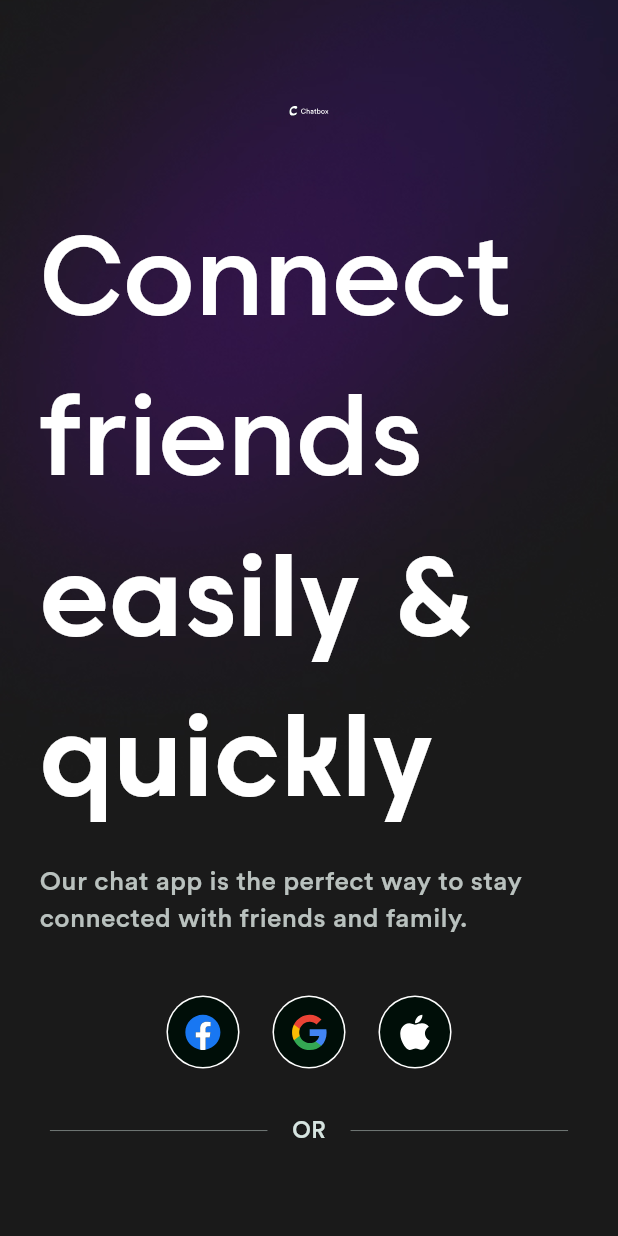
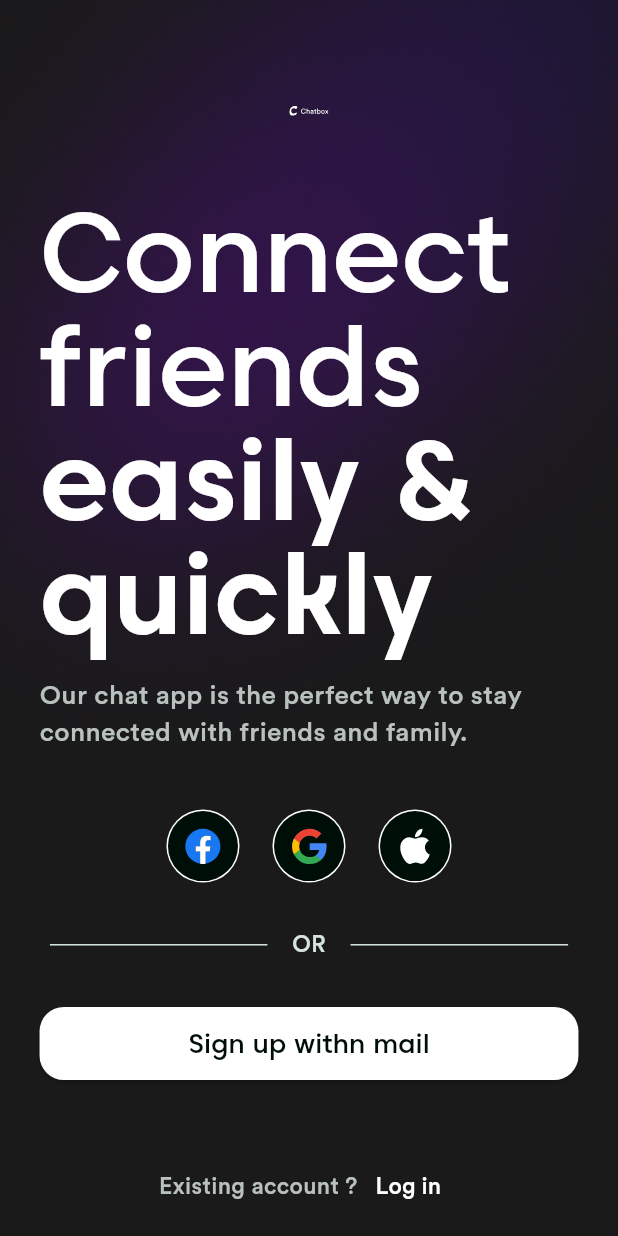
Before and after one commit to ahmedAdelElmelegy/ChatBox, a Flutter app: the screen it shows after launch, on a phone screen of 412 x 824 dp. Run offline on Flutter 3.47's test engine with Material 3 defaults, Android fonts, the phone set to English and light mode, and no system bars; our stand-ins replace flutter_screenutil, flutter_svg, page_transition.

```diff
--- a/lib/core/theme/colors.dart
+++ b/lib/core/theme/colors.dart
@@ -6,9 +6,11 @@ class ColorManager {
   static const Color black = Color(0xff000E08);
   static const Color greydark = Color(0xffB9C1BE);
   static const Color primary = Color(0xff24786D);
+  static Color highlight = const Color(0xff58C3B6);
   static const Color greylight = Color(0xffF3F6F6);
   static const Color secondaryLight = Color(0xffD6E4E0);
   static const Color red = Color(0xffFF0000);
+  static const Color error = Color(0xffFF0000);
   static const Color primaryLight = Color(0xff81CBC2);
   static const Color secondary = Color(0xff20A090);
   static const Color lightDark = Color(0xffCDD1D0);
--- a/lib/core/theme/styles.dart
+++ b/lib/core/theme/styles.dart
@@ -8,11 +8,13 @@ class TextSTyles {
   static TextStyle f68CarosMeduimWhite = TextStyle(
     fontSize: 68.sp,
     fontFamily: 'Caros',
+    height: 1.h,
 
     color: ColorManager.white,
   );
   static TextStyle f68CarosboldWhite = TextStyle(
     fontSize: 68.sp,
+    height: 1.h,
     fontFamily: 'CarosBold',
     color: ColorManager.white,
   );
@@ -37,7 +39,7 @@ class TextSTyles {
     color: ColorManager.black,
   );
   // f18
-  static TextStyle f18CarosMediumBlack = TextStyle(
+  static TextStyle f18CarosBoldBlack = TextStyle(
     fontSize: 18.sp,
     fontFamily: 'CarosBold',
 
--- /dev/null
+++ b/lib/core/widgets/custom_btn.dart
@@ -0,0 +1,38 @@
+import 'package:chat_box/core/theme/colors.dart';
+import 'package:chat_box/core/theme/styles.dart';
+import 'package:flutter/material.dart';
+import 'package:flutter_screenutil/flutter_screenutil.dart';
+
+class CustomBtn extends StatelessWidget {
+  final Function()? onPress;
+  final String label;
+  final Color? color;
+  final Color? textColor;
+  const CustomBtn({
+    super.key,
+    this.onPress,
+    required this.label,
+    this.color,
+    this.textColor,
+  });
+
+  @override
+  Widget build(BuildContext context) {
+    return ElevatedButton(
+      style: ElevatedButton.styleFrom(
+        backgroundColor: color ?? ColorManager.primary,
+        shape: RoundedRectangleBorder(
+          borderRadius: BorderRadius.circular(16.r),
+        ),
+        minimumSize: Size(double.infinity, 48.h),
+      ),
+      onPressed: onPress,
+      child: Text(
+        label,
+        style: TextSTyles.f16CarosMediumBlack.copyWith(
+          color: textColor ?? ColorManager.white,
+        ),
+      ),
+    );
+  }
+}
--- /dev/null
+++ b/lib/core/widgets/navgate_widget.dart
@@ -0,0 +1,28 @@
+import 'package:chat_box/core/theme/styles.dart';
+import 'package:flutter/material.dart';
+
+class NavgateWidget extends StatelessWidget {
+  final String text;
+  final Function()? onPress;
+  final String label;
+  const NavgateWidget({
+    super.key,
+    required this.text,
+    this.onPress,
+    required this.label,
+  });
+
+  @override
+  Widget build(BuildContext context) {
+    return Row(
+      mainAxisAlignment: MainAxisAlignment.center,
+      children: [
+        Text(label, style: TextSTyles.f14CirStdMediumGreyDark),
+        TextButton(
+          onPressed: onPress,
+          child: Text(text, style: TextSTyles.f14CirStdMediumWhite),
+        ),
+      ],
+    );
+  }
+}
--- a/lib/core/widgets/social_icon.dart
+++ b/lib/core/widgets/social_icon.dart
@@ -1,4 +1,3 @@
-import 'package:chat_box/core/helpers/constants.dart';
 import 'package:chat_box/core/theme/colors.dart';
 import 'package:chat_box/core/widgets/svg_icon.dart';
 import 'package:flutter/material.dart';
@@ -6,17 +5,26 @@ import 'package:flutter_screenutil/flutter_screenutil.dart';
 
 class SocialIcon extends StatelessWidget {
   final String icon;
-  const SocialIcon({super.key, required this.icon});
+  final Color? bagroundColor;
+  final Color? iconColor;
+  final Color? strokeColor;
+  const SocialIcon({
+    super.key,
+    required this.icon,
+    this.bagroundColor,
+    this.iconColor,
+    this.strokeColor,
+  });
 
   @override
   Widget build(BuildContext context) {
     return CircleAvatar(
       radius: 24.r,
-      backgroundColor: ColorManager.white,
+      backgroundColor: strokeColor ?? ColorManager.white,
       child: CircleAvatar(
-        backgroundColor: ColorManager.black,
+        backgroundColor: bagroundColor ?? ColorManager.black,
         radius: 23.r,
-        child: SvgIcon(icon: icon),
+        child: SvgIcon(icon: icon, color: iconColor),
       ),
     );
   }
--- a/lib/feature/on_boarding/ui/on_boarding_screen.dart
+++ b/lib/feature/on_boarding/ui/on_boarding_screen.dart
@@ -1,11 +1,15 @@
 import 'package:chat_box/core/helpers/constants.dart';
+import 'package:chat_box/core/helpers/extentions.dart';
 import 'package:chat_box/core/helpers/spacing.dart';
 import 'package:chat_box/core/theme/colors.dart';
-import 'package:chat_box/core/theme/styles.dart';
+import 'package:chat_box/core/widgets/custom_btn.dart';
+import 'package:chat_box/core/widgets/navgate_widget.dart';
 import 'package:chat_box/core/widgets/svg_icon.dart';
+import 'package:chat_box/feature/login/ui/login_screen.dart';
 import 'package:chat_box/feature/on_boarding/ui/widgets/on_boarding_titles.dart';
 import 'package:chat_box/feature/on_boarding/ui/widgets/or_widget.dart';
 import 'package:chat_box/feature/on_boarding/ui/widgets/social_icon_section.dart';
+import 'package:chat_box/feature/sign_up/ui/sign_up_screen.dart';
 import 'package:flutter/material.dart';
 import 'package:flutter_screenutil/flutter_screenutil.dart';
 
@@ -30,11 +34,28 @@ class OnBoardingScreen extends StatelessWidget {
               verticalSpace(61),
               SvgIcon(icon: Assets.iconsLogo),
               verticalSpace(43),
-              OnBoardingTitles(),
+              OnBoardingHeaders(),
               verticalSpace(38),
               SocialIconSection(),
               verticalSpace(30),
               ORWidget(),
+              verticalSpace(30),
+              CustomBtn(
+                onPress: () {
+                  push(SignUpScreen());
+                },
+                label: 'Sign up withn mail',
+                textColor: ColorManager.black,
+                color: ColorManager.white,
+              ),
+              verticalSpace(46),
+              NavgateWidget(
+                label: 'Existing account ?',
+                text: 'Log in',
+                onPress: () {
+                  push(const LoginScreen());
+                },
+              ),
             ],
           ),
         ),
--- a/lib/feature/on_boarding/ui/widgets/on_boarding_titles.dart
+++ b/lib/feature/on_boarding/ui/widgets/on_boarding_titles.dart
@@ -2,8 +2,8 @@ import 'package:chat_box/core/helpers/spacing.dart';
 import 'package:chat_box/core/theme/styles.dart';
 import 'package:flutter/material.dart';
 
-class OnBoardingTitles extends StatelessWidget {
-  const OnBoardingTitles({super.key});
+class OnBoardingHeaders extends StatelessWidget {
+  const OnBoardingHeaders({super.key});
 
   @override
   Widget build(BuildContext context) {
--- a/lib/feature/on_boarding/ui/widgets/or_widget.dart
+++ b/lib/feature/on_boarding/ui/widgets/or_widget.dart
@@ -5,7 +5,9 @@ import 'package:flutter/material.dart';
 import 'package:flutter_screenutil/flutter_screenutil.dart';
 
 class ORWidget extends StatelessWidget {
-  const ORWidget({super.key});
+  final Color? textColor;
+  final Color? dividerColor;
+  const ORWidget({super.key, this.textColor, this.dividerColor});
 
   @override
   Widget build(BuildContext context) {
@@ -13,7 +15,7 @@ class ORWidget extends StatelessWidget {
       mainAxisAlignment: MainAxisAlignment.center,
       children: [
         Container(
-          height: .3.h,
+          height: 1.h,
           color: ColorManager.secondaryLight,
           width: 132.w,
         ),
@@ -21,14 +23,14 @@ class ORWidget extends StatelessWidget {
         Text(
           'OR',
           style: TextSTyles.f14CirStdMediumGrey.copyWith(
-            color: ColorManager.secondaryLight,
+            color: textColor ?? ColorManager.secondaryLight,
           ),
         ),
         horizontalSpace(15),
         Container(
-          height: .3.h,
+          height: 1.h,
 
-          color: ColorManager.secondaryLight,
+          color: dividerColor ?? ColorManager.secondaryLight,
           width: 132.w,
         ),
       ],
--- a/lib/feature/on_boarding/ui/widgets/social_icon_section.dart
+++ b/lib/feature/on_boarding/ui/widgets/social_icon_section.dart
@@ -4,18 +4,39 @@ import 'package:chat_box/core/widgets/social_icon.dart';
 import 'package:flutter/material.dart';
 
 class SocialIconSection extends StatelessWidget {
-  const SocialIconSection({super.key});
+  final Color? backgroundColor;
+  final Color? iconColor;
+  final Color? strokeColor;
+  const SocialIconSection({
+    super.key,
+    this.backgroundColor,
+    this.iconColor,
+    this.strokeColor,
+  });
 
   @override
   Widget build(BuildContext context) {
     return Row(
       mainAxisAlignment: MainAxisAlignment.center,
       children: [
-        SocialIcon(icon: Assets.iconsFacebook),
+        SocialIcon(
+          icon: Assets.iconsFacebook,
+          strokeColor: strokeColor,
+          bagroundColor: backgroundColor,
+        ),
         horizontalSpace(20),
-        SocialIcon(icon: Assets.iconsGoogle),
+        SocialIcon(
+          icon: Assets.iconsGoogle,
+          strokeColor: strokeColor,
+          bagroundColor: backgroundColor,
+        ),
         horizontalSpace(20),
-        SocialIcon(icon: Assets.iconsApple),
+        SocialIcon(
+          strokeColor: strokeColor,
+          icon: Assets.iconsApple,
+          iconColor: iconColor,
+          bagroundColor: backgroundColor,
+        ),
       ],
     );
   }
```
Also changed, not shown: lib/core/widgets/auth_headers.dart (added, +29 -0 lines), lib/core/widgets/custom_text_field.dart (added, +52 -0 lines), lib/core/widgets/login_height_light_text.dart (added, +28 -0 lines), lib/feature/login/ui/login_form.dart (added, +26 -0 lines), lib/feature/login/ui/login_screen.dart (added, +55 -0 lines), lib/feature/sign_up/ui/sign_up_screen.dart (added, +10 -0 lines).
